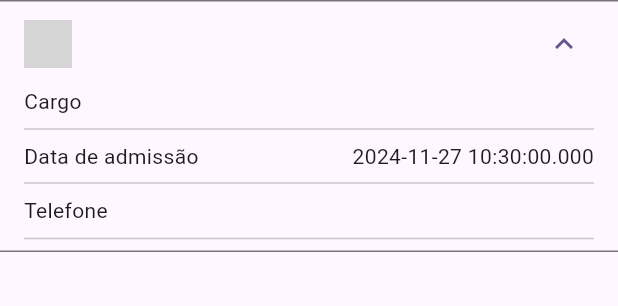
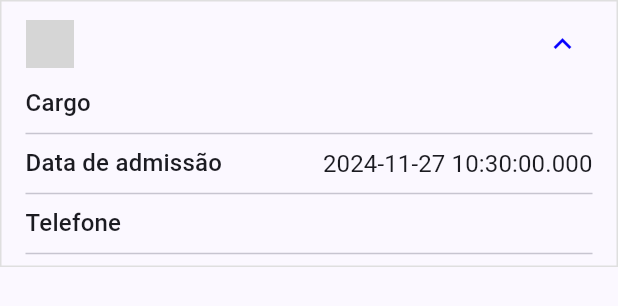
Before and after one commit to notria-12/employees_list, a Flutter app: the EmployeeTile widget shown alone on an empty page, opened directly with empty values, after a tap on the "expand more" icon, on a phone screen of 412 x 824 dp. Shown: the top 306 px of the screen. Run offline on Flutter 3.47's test engine with Material 3 defaults, Android fonts, the phone set to English and light mode, and no system bars; our stand-ins replace dio, flutter_bloc, get_it, shimmer; network calls fail; grey boxes are pictures that could not be loaded.

Commit message:
feat: create and configure design system

```diff
--- a/lib/features/employees/viewmodels/employee_cubit.dart
+++ b/lib/features/employees/viewmodels/employee_cubit.dart
@@ -3,13 +3,12 @@ import 'package:employees_list/features/employees/viewmodels/employee_state.dart
 import 'package:flutter_bloc/flutter_bloc.dart';
 
 class EmployeeCubit extends Cubit<EmployeeState> {
-  EmployeeRepository _repository;
+  final EmployeeRepository _repository;
   EmployeeCubit(this._repository) : super(EmployeeState());
 
   getAllEmployees() async {
     try {
       emit(EmployeeState.loading(currentState: state));
-      await Future.delayed(Duration(seconds: 4));
       final employees = await _repository.fetchEmployees();
       emit(EmployeeState.fetchSuccess(
           currentState: state, employees: employees));
--- a/lib/features/employees/views/widgets/employee_tile_widget.dart
+++ b/lib/features/employees/views/widgets/employee_tile_widget.dart
@@ -1,3 +1,4 @@
+import 'package:design_system/design_system.dart';
 import 'package:employees_list/features/employees/models/employee_model.dart';
 import 'package:flutter/material.dart';
 
@@ -11,8 +12,14 @@ class EmployeeTile extends StatelessWidget {
   @override
   Widget build(BuildContext context) {
     return ExpansionTile(
-      collapsedShape: Border.all(color: Color.fromARGB(255, 233, 233, 233)),
-      title: Text(employee.name),
+      iconColor: Theme.of(context).primaryColor,
+      collapsedIconColor: Theme.of(context).primaryColor,
+      collapsedShape: Border.all(color: AppTheme.of(context).colors.gray10),
+      shape: Border.all(color: AppTheme.of(context).colors.gray10),
+      title: Text(
+        employee.name,
+        style: Theme.of(context).textTheme.titleSmall,
+      ),
       leading: Container(
         height: 32,
         width: 32,
@@ -30,7 +37,7 @@ class EmployeeTile extends StatelessWidget {
                 label: 'Cargo',
                 content: employee.job,
               ),
-              Divider(),
+              const Divider(),
               EmployeeInfoLine(
                 label: 'Data de admissão',
                 content: employee.admissionDate.toString(),
@@ -63,8 +70,14 @@ class EmployeeInfoLine extends StatelessWidget {
     return Row(
       mainAxisAlignment: MainAxisAlignment.spaceBetween,
       children: [
-        Text(label),
-        Text(content),
+        Text(
+          label,
+          style: Theme.of(context).textTheme.titleMedium,
+        ),
+        Text(
+          content,
+          style: Theme.of(context).textTheme.titleSmall,
+        ),
       ],
     );
   }
--- a/lib/features/splash/splash_page.dart
+++ b/lib/features/splash/splash_page.dart
@@ -11,7 +11,7 @@ class SplashPage extends StatelessWidget {
   @override
   Widget build(BuildContext context) {
     return Scaffold(
-      backgroundColor: const Color.fromARGB(255, 5, 0, 255),
+      backgroundColor: Theme.of(context).primaryColor,
       body: BlocListener<SplashCubit, SplashState>(
         bloc: getIt.get<SplashCubit>()..init(),
         child: Center(
--- /dev/null
+++ b/packages/design_system/analysis_options.yaml
@@ -0,0 +1,4 @@
+include: package:flutter_lints/flutter.yaml
+
+# Additional information about this file can be found at
+# https://dart.dev/guides/language/analysis-options
--- /dev/null
+++ b/packages/design_system/lib/design_system.dart
@@ -0,0 +1,3 @@
+library design_system;
+
+export 'src/theme/theme.dart';
--- /dev/null
+++ b/packages/design_system/lib/src/theme/data/colors.dart
@@ -0,0 +1,41 @@
+import 'package:flutter/widgets.dart';
+
+class AppColors {
+  const AppColors._(
+      {required this.primary,
+      required this.blue10,
+      required this.black,
+      required this.gray20,
+      required this.gray10,
+      required this.gray05,
+      required this.gray00,
+      required this.white});
+
+  factory AppColors.regular() {
+    return const AppColors._(
+        primary: Color.fromARGB(255, 5, 0, 255),
+        blue10: Color.fromARGB(255, 237, 239, 251),
+        black: Color.fromARGB(255, 28, 28, 28),
+        gray20: Color.fromARGB(255, 158, 158, 158),
+        gray10: Color.fromARGB(255, 223, 223, 223),
+        gray05: Color.fromARGB(255, 245, 245, 245),
+        gray00: Color.fromARGB(255, 240, 240, 240),
+        white: Color.fromARGB(255, 255, 255, 255));
+  }
+
+  final Color primary;
+
+  final Color blue10;
+
+  final Color black;
+
+  final Color gray20;
+
+  final Color gray10;
+
+  final Color gray05;
+
+  final Color gray00;
+
+  final Color white;
+}
--- /dev/null
+++ b/packages/design_system/lib/src/theme/data/data.dart
@@ -0,0 +1,3 @@
+export 'colors.dart';
+export 'dimensions.dart';
+export 'typography.dart';
--- /dev/null
+++ b/packages/design_system/lib/src/theme/data/dimensions.dart
@@ -0,0 +1,38 @@
+class AppDimensions {
+  const AppDimensions._({
+    required this.xxSmall,
+    required this.xSmall,
+    required this.small,
+    required this.medium,
+    required this.large,
+    required this.xl,
+  });
+
+  /// Set each spacing.
+  factory AppDimensions.regular() => const AppDimensions._(
+        xxSmall: 4,
+        xSmall: 8,
+        small: 16,
+        medium: 24,
+        large: 32,
+        xl: 48,
+      );
+
+  /// [xxSmall] spacing.
+  final double xxSmall;
+
+  /// [xSmall] spacing.
+  final double xSmall;
+
+  /// [small] spacing.
+  final double small;
+
+  /// [medium] spacing.
+  final double medium;
+
+  /// [large] spacing.
+  final double large;
+
+  /// [xl] spacing.
+  final double xl;
+}
--- /dev/null
+++ b/packages/design_system/lib/src/theme/data/typography.dart
@@ -0,0 +1,56 @@
+import 'package:flutter/material.dart';
+
+const packageName = 'design_system';
+
+class AppTypography extends ThemeExtension<AppTypography> {
+  const AppTypography._({
+    required this.titleLarge,
+    required this.titleMedium,
+    required this.titleSmall,
+  });
+
+  factory AppTypography.regular() => const AppTypography._(
+        titleLarge: TextStyle(
+          fontFamily: 'Helvetica Neue',
+          package: packageName,
+          fontWeight: FontWeight.w500,
+          fontSize: 20,
+        ),
+        titleMedium: TextStyle(
+          fontFamily: 'Helvetica Neue',
+          package: packageName,
+          fontWeight: FontWeight.w500,
+          fontSize: 16,
+        ),
+        titleSmall: TextStyle(
+          fontFamily: 'Helvetica Neue',
+          package: packageName,
+          fontWeight: FontWeight.w400,
+          fontSize: 16,
+        ),
+      );
+
+  /// Typography scale for large titles.
+  final TextStyle titleLarge;
+
+  /// Typography scale for medium titles.
+  final TextStyle titleMedium;
+
+  /// Typography scale for small titles.
+  final TextStyle titleSmall;
+
+  @override
+  ThemeExtension<AppTypography> copyWith() {
+    return AppTypography._(
+      titleLarge: titleLarge,
+      titleMedium: titleMedium,
+      titleSmall: titleSmall,
+    );
+  }
+
+  @override
+  ThemeExtension<AppTypography> lerp(
+      covariant ThemeExtension<AppTypography>? other, double t) {
+    return this;
+  }
+}
--- /dev/null
+++ b/packages/design_system/lib/src/theme/theme.dart
@@ -0,0 +1,58 @@
+import 'package:design_system/src/theme/data/data.dart';
+import 'package:flutter/material.dart';
+
+class AppTheme extends ThemeExtension<AppTheme> {
+  final AppColors colors;
+  final AppTypography typography;
+  final AppDimensions dimensions;
+
+  AppTheme({
+    required this.colors,
+    required this.typography,
+    required this.dimensions,
+  });
+
+  factory AppTheme.regular() {
+    return AppTheme(
+      colors: AppColors.regular(),
+      typography: AppTypography.regular(),
+      dimensions: AppDimensions.regular(),
+    );
+  }
+
+  @override
+  ThemeExtension<AppTheme> copyWith(
+      {AppColors? colors,
+      AppTypography? typography,
+      AppDimensions? dimensions}) {
+    return AppTheme(
+      colors: colors ?? this.colors,
+      typography: typography ?? this.typography,
+      dimensions: dimensions ?? this.dimensions,
+    );
+  }
+
+  @override
+  ThemeExtension<AppTheme> lerp(
+      covariant ThemeExtension<AppTheme>? other, double t) {
+    return this;
+  }
+
+  ThemeData buildTheme() {
+    return ThemeData(
+        extensions: <ThemeExtension<dynamic>>[this],
+        colorScheme: ColorScheme.fromSeed(
+          seedColor: colors.primary,
+          primary: colors.primary,
+        ),
+        textTheme: TextTheme(
+          titleLarge: typography.titleLarge,
+          titleMedium: typography.titleMedium,
+          titleSmall: typography.titleSmall,
+        ));
+  }
+
+  factory AppTheme.of(BuildContext context) {
+    return Theme.of(context).extension<AppTheme>() ?? AppTheme.regular();
+  }
+}
```
Also changed, not shown: lib/features/employees/views/pages/employees_page.dart (+23 -16 lines), lib/main.dart (+3 -4 lines), packages/design_system/pubspec.yaml (added, +54 -0 lines), pubspec.yaml (+5 -30 lines), 6 other files.
